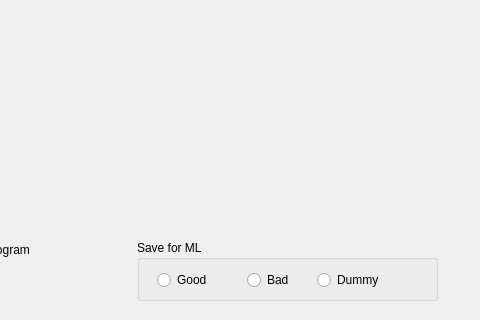
Qt form UI/imageViewerGUI.ui (gihankaushyal/PixelAnomalyDetectorTool) before a commit; both pictures show x 193 to 673 and y 430 to 750 of the 673 by 750 pixel window.
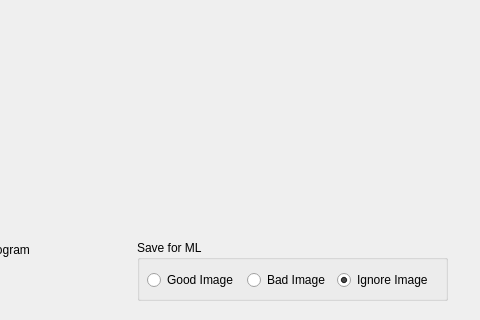
The same form after that commit.

Commit message: the ignnore radio button is slected by default.

Diff of the .ui file:
```diff
--- a/UI/imageViewerGUI.ui
+++ b/UI/imageViewerGUI.ui
@@ -60,7 +60,7 @@
     <rect>
      <x>330</x>
      <y>670</y>
-     <width>301</width>
+     <width>311</width>
      <height>61</height>
     </rect>
    </property>
@@ -70,14 +70,14 @@
    <widget class="QRadioButton" name="goodRadioButton">
     <property name="geometry">
      <rect>
-      <x>20</x>
+      <x>10</x>
       <y>30</y>
-      <width>61</width>
+      <width>101</width>
       <height>20</height>
      </rect>
     </property>
     <property name="text">
-     <string>Good</string>
+     <string>Good Image</string>
     </property>
    </widget>
    <widget class="QRadioButton" name="badRadioButton">
@@ -85,25 +85,28 @@
      <rect>
       <x>110</x>
       <y>30</y>
-      <width>51</width>
+      <width>91</width>
       <height>20</height>
      </rect>
     </property>
     <property name="text">
-     <string>Bad</string>
+     <string>Bad Image</string>
     </property>
    </widget>
    <widget class="QRadioButton" name="dummyRadioButton">
     <property name="geometry">
      <rect>
-      <x>180</x>
+      <x>200</x>
       <y>30</y>
-      <width>81</width>
+      <width>101</width>
       <height>20</height>
      </rect>
     </property>
     <property name="text">
-     <string>Dummy</string>
+     <string>Ignore Image</string>
+    </property>
+    <property name="checked">
+     <bool>true</bool>
     </property>
    </widget>
   </widget>
```
